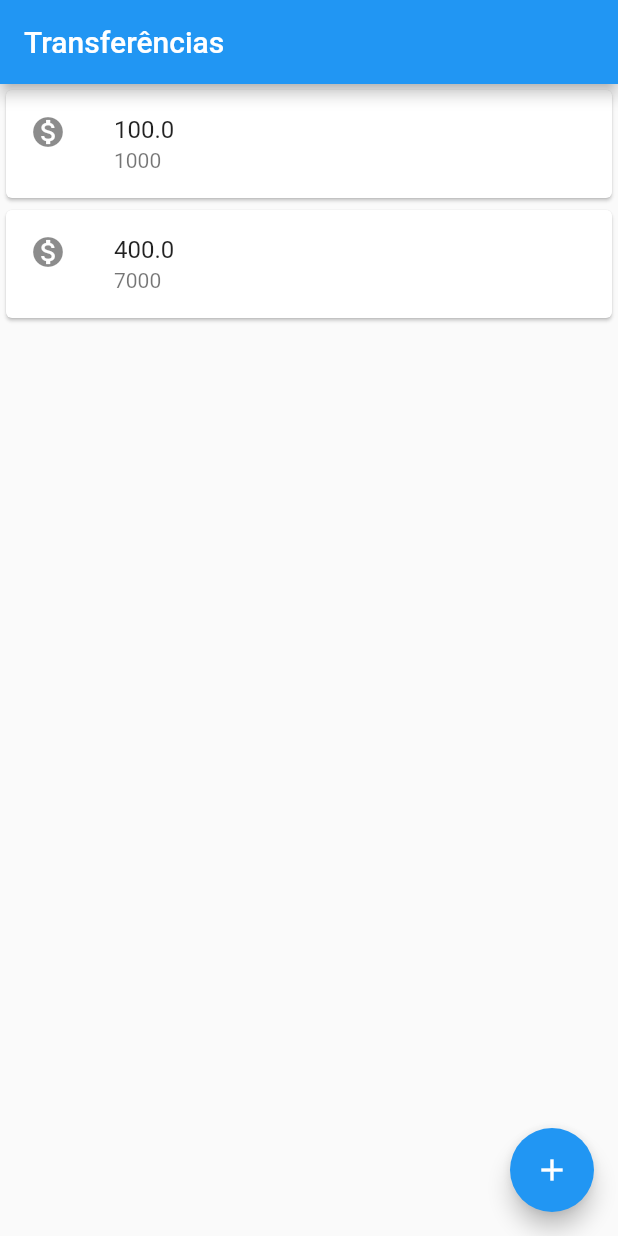
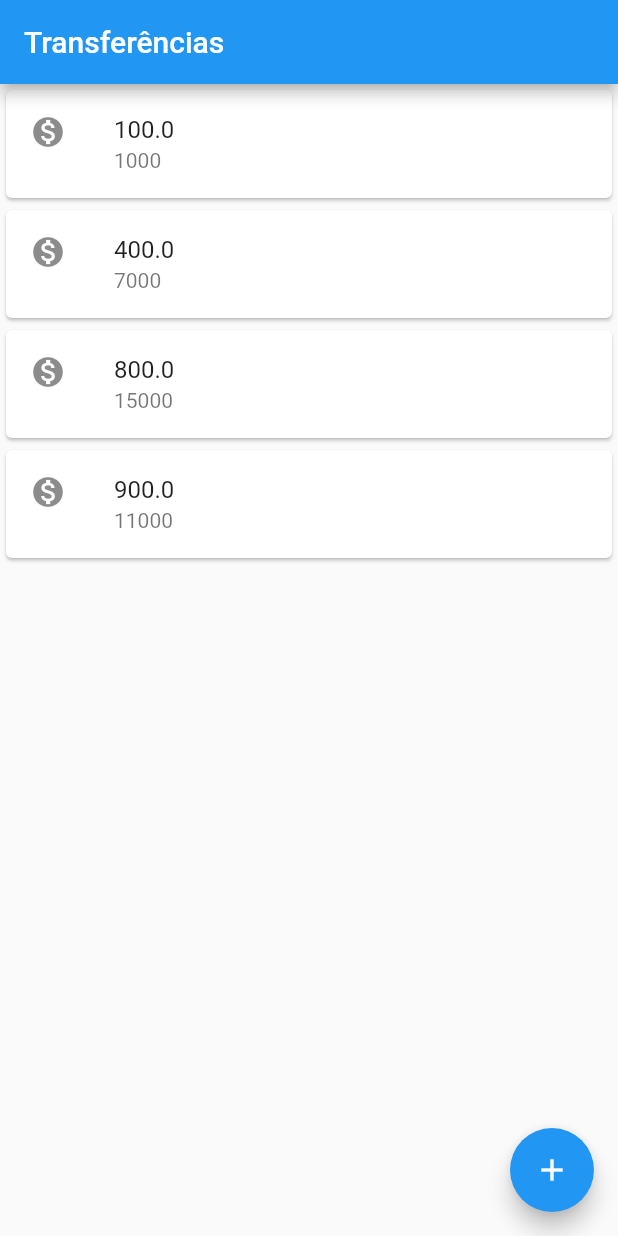
Before and after one commit to plisboa93/bytebank, a Flutter app: the screen it shows after launch, on a phone screen of 412 x 824 dp. Run offline on Flutter 3.47's test engine with Material 2 defaults, Android fonts, the phone set to English and light mode, and no system bars.

Commit message:
adição de cards

```diff
--- a/lib/main.dart
+++ b/lib/main.dart
@@ -18,6 +18,20 @@ void main() => runApp(MaterialApp(
                 subtitle: Text('7000'),
               ),
             ),
+            Card(
+              child: ListTile(
+                leading: Icon(Icons.monetization_on),
+                title: Text('800.0'),
+                subtitle: Text('15000'),
+              ),
+            ),
+            Card(
+              child: ListTile(
+                leading: Icon(Icons.monetization_on),
+                title: Text('900.0'),
+                subtitle: Text('11000'),
+              ),
+            ),
           ],
         ),
         appBar: AppBar(
```
